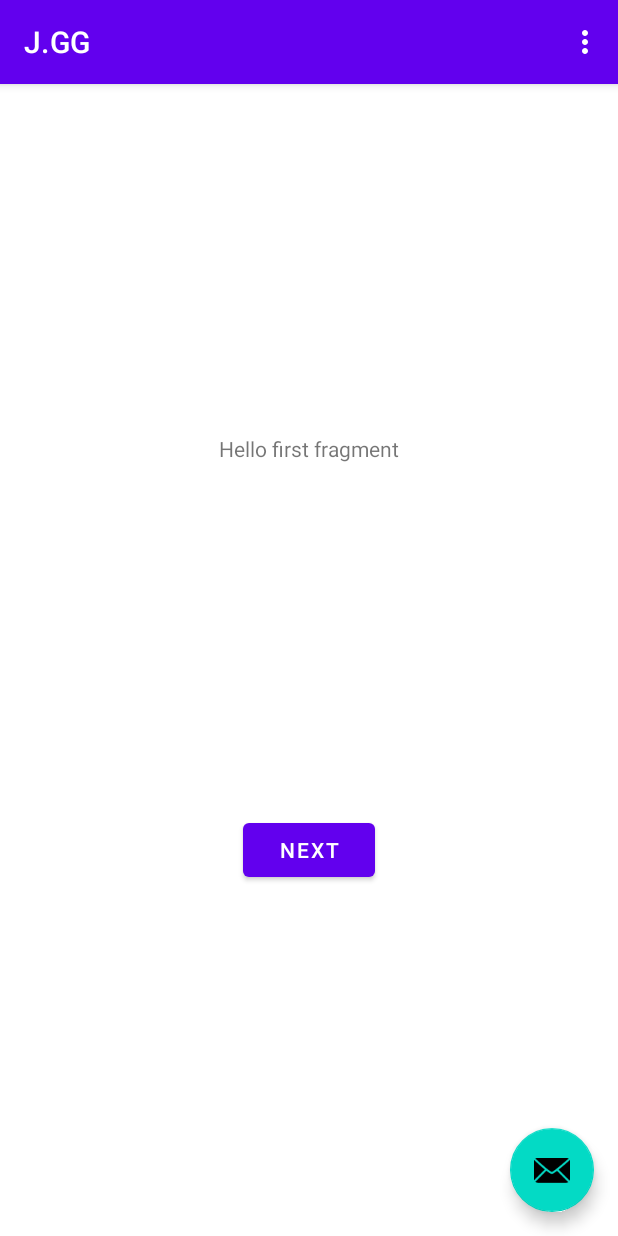
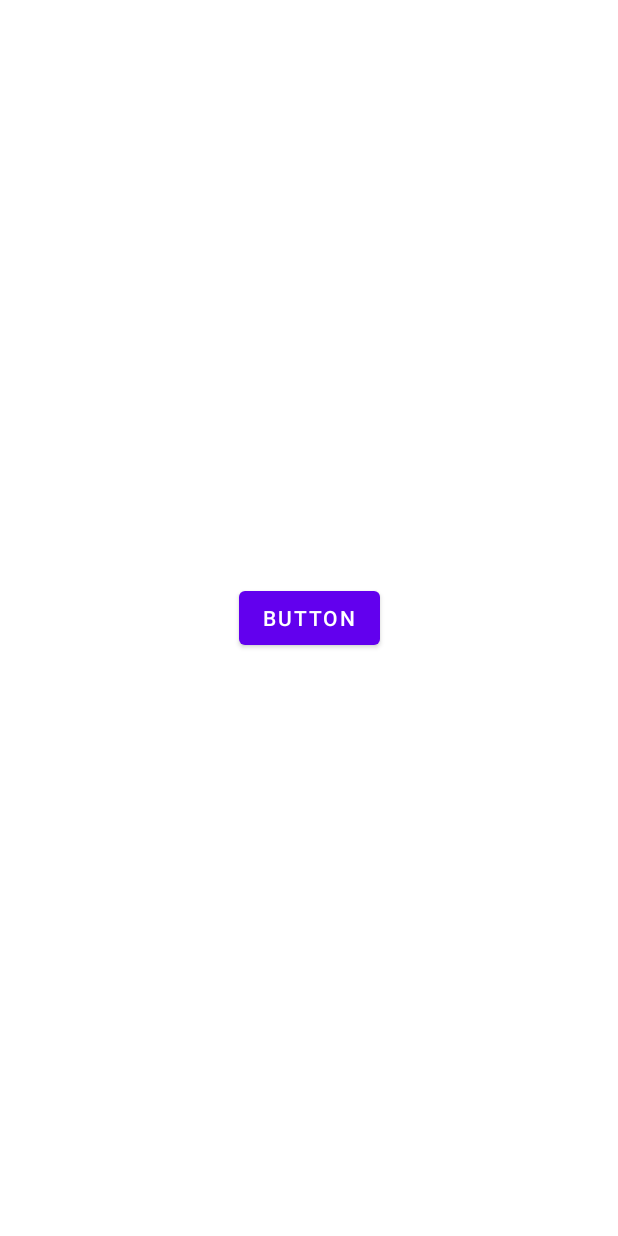
Before and after one commit to JorgeGilAlegreUJI/J.GG-FinalApp-JavierSelma-JorgeGil, an Android app: the screen it shows after launch (MainActivity), on a phone screen of 412 x 824 dp. Run offline under Robolectric (Android 15) with nearby library versions, the light colour scheme and no system bars.

Commit message:
a borrar xd
he borrao cosas raras del android studio xd

```diff
--- a/JGG/app/src/main/java/com/example/jgg/FirstFragment.kt
+++ /dev/null
@@ -1,31 +0,0 @@
-package com.example.jgg
-
-import android.os.Bundle
-import androidx.fragment.app.Fragment
-import android.view.LayoutInflater
-import android.view.View
-import android.view.ViewGroup
-import android.widget.Button
-import androidx.navigation.fragment.findNavController
-
-/**
- * A simple [Fragment] subclass as the default destination in the navigation.
- */
-class FirstFragment : Fragment() {
-
-    override fun onCreateView(
-            inflater: LayoutInflater, container: ViewGroup?,
-            savedInstanceState: Bundle?
-    ): View? {
-        // Inflate the layout for this fragment
-        return inflater.inflate(R.layout.fragment_first, container, false)
-    }
-
-    override fun onViewCreated(view: View, savedInstanceState: Bundle?) {
-        super.onViewCreated(view, savedInstanceState)
-
-        view.findViewById<Button>(R.id.button_first).setOnClickListener {
-            findNavController().navigate(R.id.action_FirstFragment_to_SecondFragment)
-        }
-    }
-}
--- a/JGG/app/src/main/java/com/example/jgg/MainActivity.kt
+++ b/JGG/app/src/main/java/com/example/jgg/MainActivity.kt
@@ -12,27 +12,7 @@ class MainActivity : AppCompatActivity() {
     override fun onCreate(savedInstanceState: Bundle?) {
         super.onCreate(savedInstanceState)
         setContentView(R.layout.activity_main)
-        setSupportActionBar(findViewById(R.id.toolbar))
-
-        findViewById<FloatingActionButton>(R.id.fab).setOnClickListener { view ->
-            Snackbar.make(view, "Replace with your own action", Snackbar.LENGTH_LONG)
-                    .setAction("Action", null).show()
-        }
     }
 
-    override fun onCreateOptionsMenu(menu: Menu): Boolean {
-        // Inflate the menu; this adds items to the action bar if it is present.
-        menuInflater.inflate(R.menu.menu_main, menu)
-        return true
-    }
 
-    override fun onOptionsItemSelected(item: MenuItem): Boolean {
-        // Handle action bar item clicks here. The action bar will
-        // automatically handle clicks on the Home/Up button, so long
-        // as you specify a parent activity in AndroidManifest.xml.
-        return when (item.itemId) {
-            R.id.action_settings -> true
-            else -> super.onOptionsItemSelected(item)
-        }
-    }
 }
--- a/JGG/app/src/main/res/layout/activity_main.xml
+++ b/JGG/app/src/main/res/layout/activity_main.xml
@@ -6,28 +6,18 @@
     android:layout_height="match_parent"
     tools:context=".MainActivity">
 
-    <com.google.android.material.appbar.AppBarLayout
+    <androidx.constraintlayout.widget.ConstraintLayout
         android:layout_width="match_parent"
-        android:layout_height="wrap_content"
-        android:theme="@style/Theme.JGG.AppBarOverlay">
+        android:layout_height="match_parent">
 
-        <androidx.appcompat.widget.Toolbar
-            android:id="@+id/toolbar"
-            android:layout_width="match_parent"
-            android:layout_height="?attr/actionBarSize"
-            android:background="?attr/colorPrimary"
-            app:popupTheme="@style/Theme.JGG.PopupOverlay" />
-
-    </com.google.android.material.appbar.AppBarLayout>
-
-    <include layout="@layout/content_main" />
-
-    <com.google.android.material.floatingactionbutton.FloatingActionButton
-        android:id="@+id/fab"
-        android:layout_width="wrap_content"
-        android:layout_height="wrap_content"
-        android:layout_gravity="bottom|end"
-        android:layout_margin="@dimen/fab_margin"
-        app:srcCompat="@android:drawable/ic_dialog_email" />
-
+        <Button
+            android:id="@+id/button2"
+            android:layout_width="wrap_content"
+            android:layout_height="wrap_content"
+            android:text="Button"
+            app:layout_constraintBottom_toBottomOf="parent"
+            app:layout_constraintEnd_toEndOf="parent"
+            app:layout_constraintStart_toStartOf="parent"
+            app:layout_constraintTop_toTopOf="parent" />
+    </androidx.constraintlayout.widget.ConstraintLayout>
 </androidx.coordinatorlayout.widget.CoordinatorLayout>
--- a/JGG/app/src/main/res/layout/content_main.xml
+++ /dev/null
@@ -1,19 +0,0 @@
-<?xml version="1.0" encoding="utf-8"?>
-<androidx.constraintlayout.widget.ConstraintLayout xmlns:android="http://schemas.android.com/apk/res/android"
-    xmlns:app="http://schemas.android.com/apk/res-auto"
-    android:layout_width="match_parent"
-    android:layout_height="match_parent"
-    app:layout_behavior="@string/appbar_scrolling_view_behavior">
-
-    <fragment
-        android:id="@+id/nav_host_fragment"
-        android:name="androidx.navigation.fragment.NavHostFragment"
-        android:layout_width="0dp"
-        android:layout_height="0dp"
-        app:defaultNavHost="true"
-        app:layout_constraintBottom_toBottomOf="parent"
-        app:layout_constraintLeft_toLeftOf="parent"
-        app:layout_constraintRight_toRightOf="parent"
-        app:layout_constraintTop_toTopOf="parent"
-        app:navGraph="@navigation/nav_graph" />
-</androidx.constraintlayout.widget.ConstraintLayout>
--- a/JGG/app/src/main/res/layout/fragment_first.xml
+++ /dev/null
@@ -1,28 +0,0 @@
-<?xml version="1.0" encoding="utf-8"?>
-<androidx.constraintlayout.widget.ConstraintLayout xmlns:android="http://schemas.android.com/apk/res/android"
-    xmlns:app="http://schemas.android.com/apk/res-auto"
-    xmlns:tools="http://schemas.android.com/tools"
-    android:layout_width="match_parent"
-    android:layout_height="match_parent"
-    tools:context=".FirstFragment">
-
-    <TextView
-        android:id="@+id/textview_first"
-        android:layout_width="wrap_content"
-        android:layout_height="wrap_content"
-        android:text="@string/hello_first_fragment"
-        app:layout_constraintBottom_toTopOf="@id/button_first"
-        app:layout_constraintEnd_toEndOf="parent"
-        app:layout_constraintStart_toStartOf="parent"
-        app:layout_constraintTop_toTopOf="parent" />
-
-    <Button
-        android:id="@+id/button_first"
-        android:layout_width="wrap_content"
-        android:layout_height="wrap_content"
-        android:text="@string/next"
-        app:layout_constraintBottom_toBottomOf="parent"
-        app:layout_constraintEnd_toEndOf="parent"
-        app:layout_constraintStart_toStartOf="parent"
-        app:layout_constraintTop_toBottomOf="@id/textview_first" />
-</androidx.constraintlayout.widget.ConstraintLayout>
```
Also changed, not shown: JGG/app/src/main/java/com/example/jgg/SecondFragment.kt (deleted, +0 -31 lines), JGG/app/src/main/res/layout/fragment_second.xml (deleted, +0 -27 lines).
